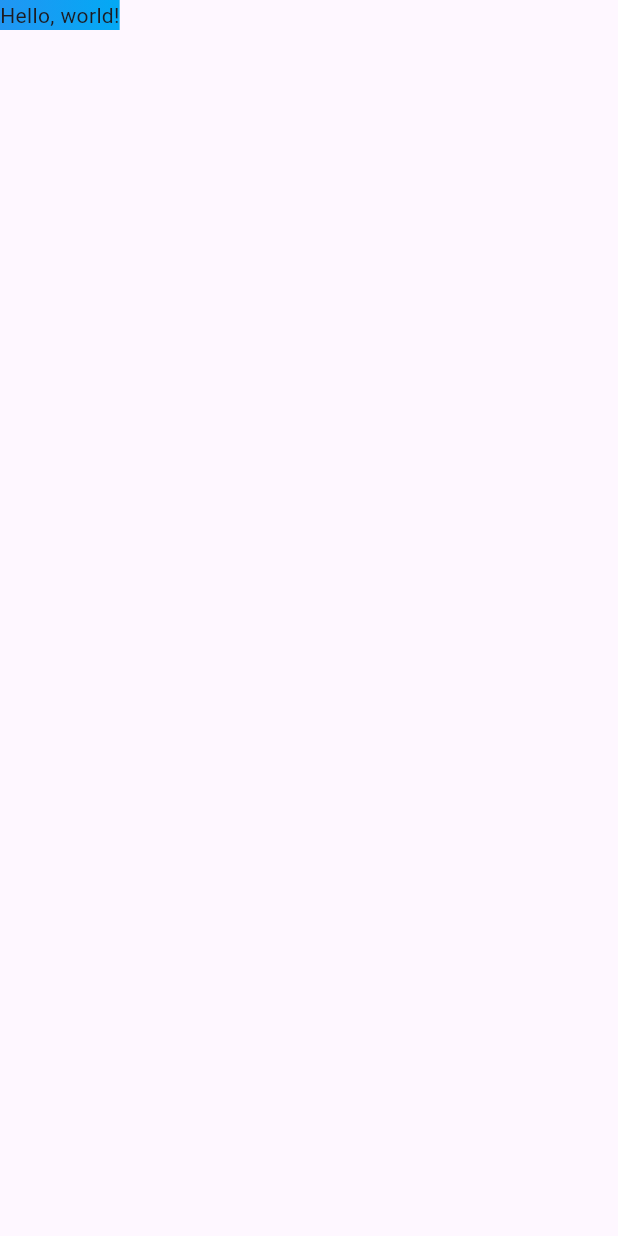
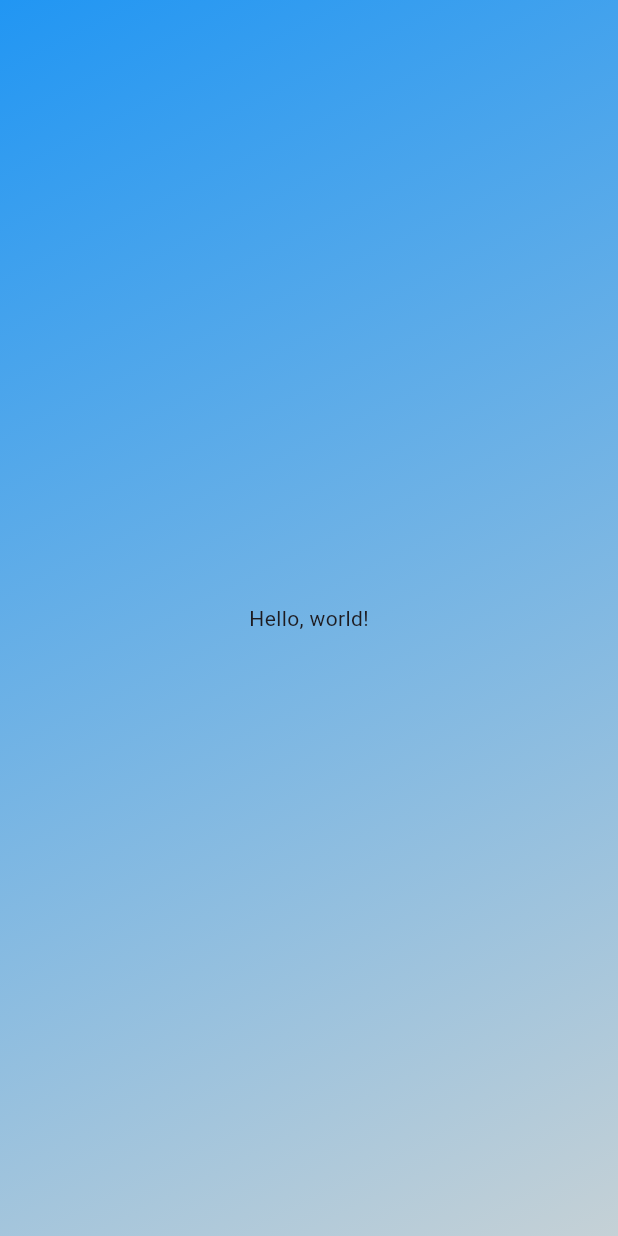
Before and after one commit to maonyanta/udemy-quiz-app, a Flutter app: the screen it shows after launch, on a phone screen of 412 x 824 dp. Run offline on Flutter 3.47's test engine with Material 3 defaults, Android fonts, the light colour scheme and no system bars.

Commit message:
add Center and change color gradient

```diff
--- a/lib/start_screen.dart
+++ b/lib/start_screen.dart
@@ -5,6 +5,8 @@
 
   @override
   Widget build(context) {
-    return const Text('Hello, world!');
+    return const Center(
+      child: Text('Hello, world!'),
+    );
   }
 }
```
Also changed, not shown: lib/main.dart (+6 -1 lines).
